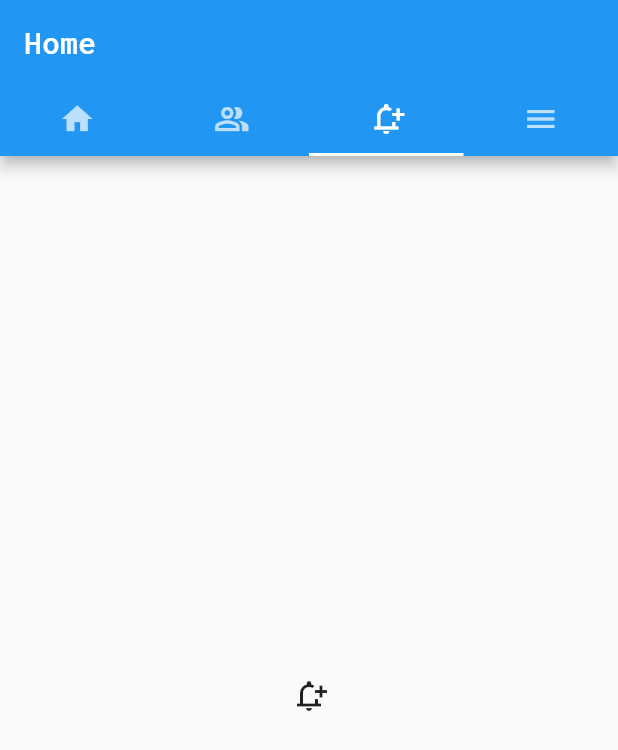
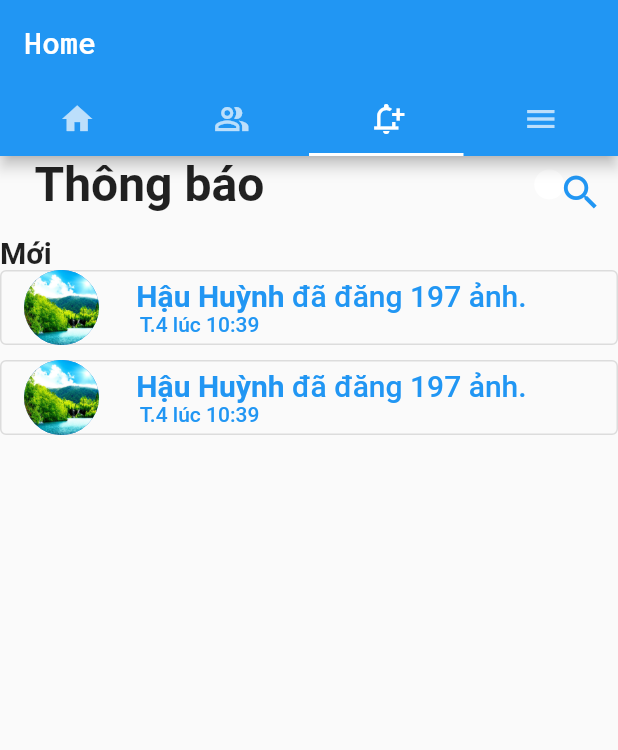
Before and after one commit to HauHuyh/ThucHanh6, a Flutter app: the screen it shows after launch, tab 3 chosen, on a phone screen of 412 x 824 dp. Shown: the top 750 px of the screen. Run offline on Flutter 3.47's test engine with Material 2 defaults, Android fonts, the phone set to English and light mode, and no system bars.

Commit message:
Update_announcement_Triều

```diff
--- a/AppFaceBook/app_facebook/lib/hometab.dart
+++ b/AppFaceBook/app_facebook/lib/hometab.dart
@@ -217,7 +217,7 @@ class _HomePageState extends State<HomePage> {
             )
           ],
         ),
-         Row(
+        Row(
           children: [
             Container(
               margin: EdgeInsets.only(top: 15, left: 15),
@@ -421,6 +421,135 @@ class _HomePageState extends State<HomePage> {
       ],
     ),
   );
+  Widget _announcement = Container(
+    child: ListView(
+      children: [
+        Row(
+          children: [
+            Container(
+              child: Text(
+                '   Thông báo',
+                style: TextStyle(fontSize: 32, fontWeight: FontWeight.bold),
+              ),
+            ),
+            Container(
+              margin: EdgeInsets.only(left: 180),
+              width: 20,
+              height: 20,
+              child: FlatButton(
+                onPressed: () {},
+                color: Colors.white,
+                child: Icon(
+                  Icons.search,
+                  size: 30,
+                  color: Colors.blue,
+                ),
+                shape: RoundedRectangleBorder(
+                    borderRadius: BorderRadius.circular(60.0)),
+              ),
+            ),
+          ],
+        ),
+        SizedBox(
+          height: 15,
+        ),
+        Text(
+          'Mới',
+          style: TextStyle(fontSize: 20, fontWeight: FontWeight.bold),
+        ),
+        OutlinedButton(
+          onPressed: () {},
+          child: Row(
+            children: [
+              Container(
+                child: CircleAvatar(
+                  radius: 25.0,
+                  // backgroundColor: Colors.grey[200],
+                  backgroundImage: AssetImage(
+                    'images/atn1.jpg',
+                  ),
+                ),
+              ),
+              Column(
+                children: [
+                  Row(
+                    children: [
+                      Text(
+                        //tab 3 lần
+                        '     Hậu Huỳnh',
+                        style: TextStyle(
+                            fontWeight: FontWeight.bold, fontSize: 20),
+                      ),
+                      Text(
+                        ' đã đăng 197 ảnh.',
+                        style: TextStyle(fontSize: 20),
+                      ),
+                    ],
+                  ),
+                  Container(
+                    margin: EdgeInsets.only(left: 20, right: 171),
+                    child: Text(
+                      'T.4 lúc 10:39',
+                    ),
+                  ),
+                ],
+              ),
+              SizedBox(
+                height: 1,
+              ),
+            ],
+          ),
+        ),
+        SizedBox(
+          height: 10,
+        ),
+        OutlinedButton(
+          onPressed: () {},
+          child: Row(
+            children: [
+              Container(
+                child: CircleAvatar(
+                  radius: 25.0,
+                  // backgroundColor: Colors.grey[200],
+                  backgroundImage: AssetImage(
+                    'images/atn1.jpg',
+                  ),
+                ),
+              ),
+              Column(
+                children: [
+                  Row(
+                    children: [
+                      Text(
+                        //tab 3 lần
+                        '     Hậu Huỳnh',
+                        style: TextStyle(
+                            fontWeight: FontWeight.bold, fontSize: 20),
+                      ),
+                      Text(
+                        ' đã đăng 197 ảnh.',
+                        style: TextStyle(fontSize: 20),
+                      ),
+                    ],
+                  ),
+                  Container(
+                    margin: EdgeInsets.only(left: 20, right: 171),
+                    child: Text(
+                      'T.4 lúc 10:39',
+                    ),
+                  ),
+                ],
+              ),
+              SizedBox(
+                height: 1,
+              ),
+            ],
+          ),
+        ),
+      ],
+    ),
+  );
+
   @override
   Widget build(BuildContext context) {
     return MaterialApp(
@@ -445,7 +574,7 @@ class _HomePageState extends State<HomePage> {
             children: [
               Icon(Icons.home),
               _friend,
-              Icon(Icons.notification_add_outlined),
+              _announcement,
               Icon(Icons.menu),
             ],
           ),
--- a/AppFaceBook/app_facebook/pubspec.yaml
+++ b/AppFaceBook/app_facebook/pubspec.yaml
@@ -65,6 +65,7 @@ flutter:
     - images/img3.jpg
     - images/img4.jpg
     - images/img5.png
+    - images/atn1.jpg
   #   - images/a_dot_ham.jpeg
 
   # An image asset can refer to one or more resolution-specific "variants", see
```
Also changed, not shown: AppFaceBook/app_facebook/images/atn1.jpg (added).
